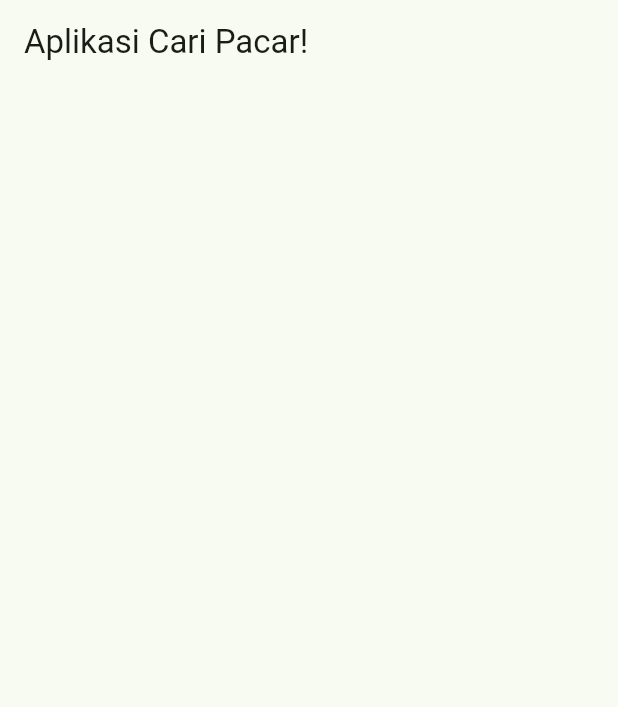
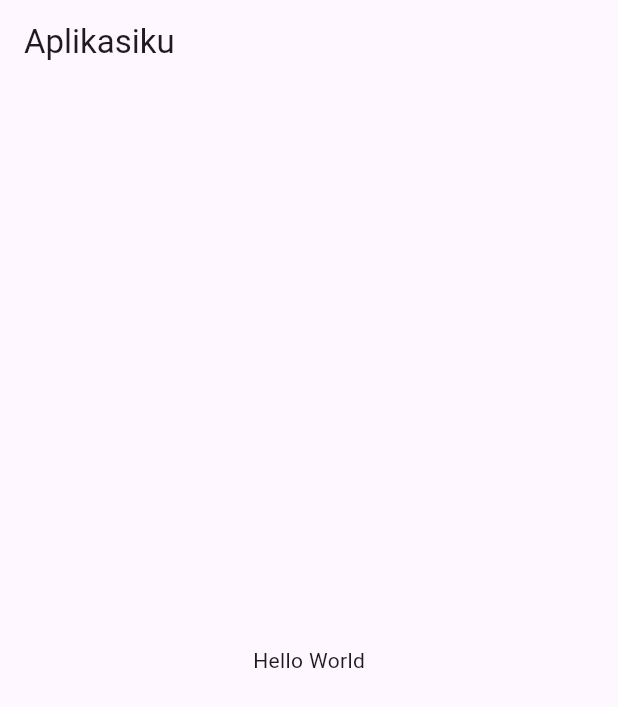
Before and after one commit to zumaku/flutter_journery, a Flutter app: the screen it shows after launch, on a phone screen of 412 x 824 dp. Shown: the top 707 px of the screen. Run offline on Flutter 3.47's test engine with Material 3 defaults, Android fonts, the light colour scheme and no system bars.

Commit message:
Widget Stateles

```diff
--- a/lib/main.dart
+++ b/lib/main.dart
@@ -11,22 +11,16 @@
   @override
   Widget build(BuildContext context) {
     return MaterialApp(
-      title: 'Zuma\'s Flutter Playground',
-      theme: ThemeData(
-        colorScheme: ColorScheme.fromSeed(seedColor: Colors.green),
-        useMaterial3: true,
+      home: Scaffold(
+
+        appBar: AppBar(
+          title: Text("Aplikasiku"),
+        ),
+
+        body: Center(
+          child: Text("Hello World")
+        ),
       ),
-      home: Scaffold(
-        appBar: AppBar(
-          title: Text("Aplikasi Cari Pacar!"),
-
-          body: Center(
-            child: Text("Halo Dek.."),
-          ),
-
-
-        ),
-      )
     );
   }
 }
```
